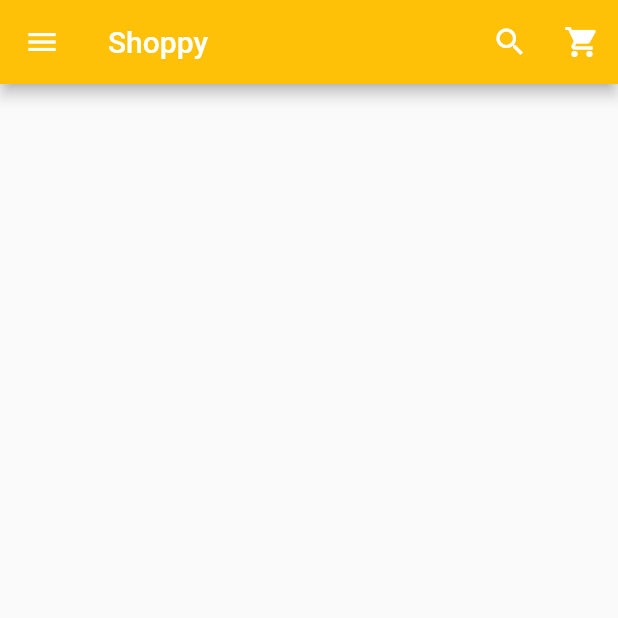
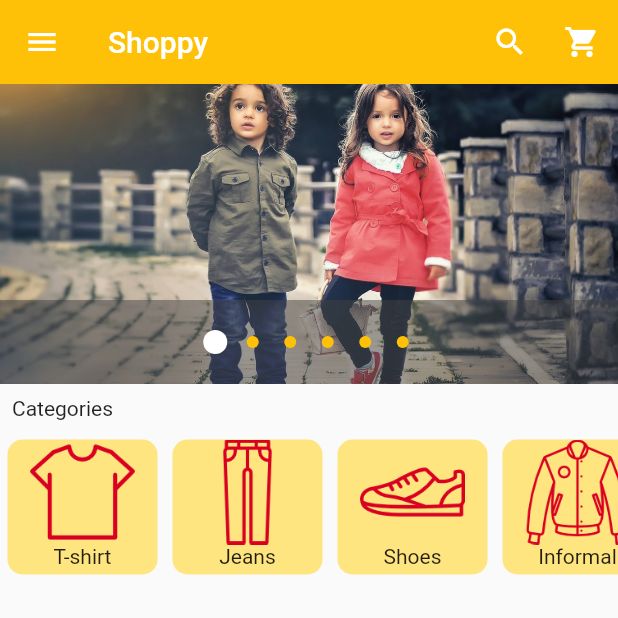
Before and after one commit to brakenseddik/shop_ecommerce, a Flutter app: the screen it shows after launch, on a phone screen of 412 x 824 dp, the top half of it. Run offline on Flutter 3.47's test engine with Material 2 defaults, Android fonts, the phone set to English and light mode, and no system bars; drawn by our look-alikes of carousel_pro.

Commit message:
horizontal list view

```diff
--- /dev/null
+++ b/lib/components/horizontal_listview.dart
@@ -0,0 +1,71 @@
+import 'package:flutter/cupertino.dart';
+import 'package:flutter/material.dart';
+
+class horizontalListView extends StatelessWidget {
+  @override
+  Widget build(BuildContext context) {
+    return Container(
+      height: 100.0,
+      child: ListView(
+        scrollDirection: Axis.horizontal,
+        children: <Widget>[
+          Category(
+            image: 'images/cats/tshirt.png',
+            caption: 'T-shirt',
+          ),
+          Category(
+            image: 'images/cats/jeans.png',
+            caption: 'Jeans',
+          ),
+          Category(
+            image: 'images/cats/shoe.png',
+            caption: 'Shoes',
+          ),
+          Category(
+            image: 'images/cats/informal.png',
+            caption: 'Informal',
+          ),
+          Category(
+            image: 'images/cats/dress.png',
+            caption: 'Dresses',
+          ),
+          Category(
+            image: 'images/cats/formal.png',
+            caption: 'Formal',
+          ),
+        ],
+      ),
+    );
+  }
+}
+
+class Category extends StatelessWidget {
+  final String image;
+  final String caption;
+  Category({this.image, this.caption});
+  @override
+  Widget build(BuildContext context) {
+    return Padding(
+      padding: EdgeInsets.all(5),
+      child: InkWell(
+        onTap: () {},
+        child: Container(
+          decoration: BoxDecoration(
+              color: Colors.amberAccent.shade100,
+              borderRadius: BorderRadius.all(Radius.circular(10))),
+          //width: 100.0,
+          child: Column(
+            children: <Widget>[
+              Image.asset(
+                image,
+                width: 100,
+                height: 70,
+              ),
+              Text(caption),
+            ],
+          ),
+        ),
+      ),
+    );
+  }
+}
--- a/lib/main.dart
+++ b/lib/main.dart
@@ -1,4 +1,6 @@
 import 'package:flutter/material.dart';
+import 'package:carousel_pro/carousel_pro.dart';
+import 'package:shoppy/components/horizontal_listview.dart';
 
 void main() {
   runApp(MaterialApp(
@@ -15,8 +17,27 @@ class HomePage extends StatefulWidget {
 class _HomePageState extends State<HomePage> {
   @override
   Widget build(BuildContext context) {
+    Widget carousel = Container(
+      height: 200,
+      child: Carousel(
+        boxFit: BoxFit.cover,
+        animationCurve: Curves.fastOutSlowIn,
+        animationDuration: Duration(milliseconds: 1000),
+        dotColor: Colors.amber,
+        autoplay: false,
+        images: [
+          AssetImage('images/c1.jpg'),
+          AssetImage('images/m1.jpeg'),
+          AssetImage('images/m2.jpg'),
+          AssetImage('images/w1.jpeg'),
+          AssetImage('images/w3.jpeg'),
+          AssetImage('images/w4.jpeg'),
+        ],
+      ),
+    );
     return Scaffold(
       appBar: AppBar(
+        elevation: 0.0,
         backgroundColor: Colors.amber,
         title: Text('Shoppy'),
         actions: <Widget>[
@@ -53,9 +74,65 @@ class _HomePageState extends State<HomePage> {
               accountName: Text('Braken Mohammed'),
             ),
             //Body
-            ListTile(title: Text('Homepage'), leading: Icon(Icons.home))
+            InkWell(
+                child: ListTile(
+                    title: Text('Homepage'),
+                    leading: Icon(
+                      Icons.home,
+                      color: Colors.amber,
+                    ))),
+            InkWell(
+                child: ListTile(
+                    title: Text('My Account'),
+                    leading: Icon(
+                      Icons.person,
+                      color: Colors.amber,
+                    ))),
+            InkWell(
+                child: ListTile(
+                    title: Text('My Orders'),
+                    leading: Icon(
+                      Icons.shopping_basket,
+                      color: Colors.amber,
+                    ))),
+            InkWell(
+                child: ListTile(
+                    title: Text('Categories'),
+                    leading: Icon(
+                      Icons.dashboard,
+                      color: Colors.amber,
+                    ))),
+            InkWell(
+                child: ListTile(
+                    title: Text('Favorites'),
+                    leading: Icon(
+                      Icons.favorite,
+                      color: Colors.amber,
+                    ))),
+            Divider(),
+            InkWell(
+                child: ListTile(
+                    title: Text('Settings'), leading: Icon(Icons.settings))),
+            InkWell(
+                child: ListTile(
+                    title: Text('About'),
+                    leading: Icon(
+                      Icons.help,
+                      color: Colors.green,
+                    ))),
           ],
         ),
+      ),
+      body: ListView(
+        children: <Widget>[
+          carousel,
+          Padding(
+            padding: EdgeInsets.all(8.0),
+            child: Text('Categories'),
+          ),
+          //horizontal  LISTVIEW
+          horizontalListView(),
+        ],
       ),
     );
   }
```
Also changed, not shown: pubspec.yaml (+20 -26 lines), pubspec.lock, 1 other file.
